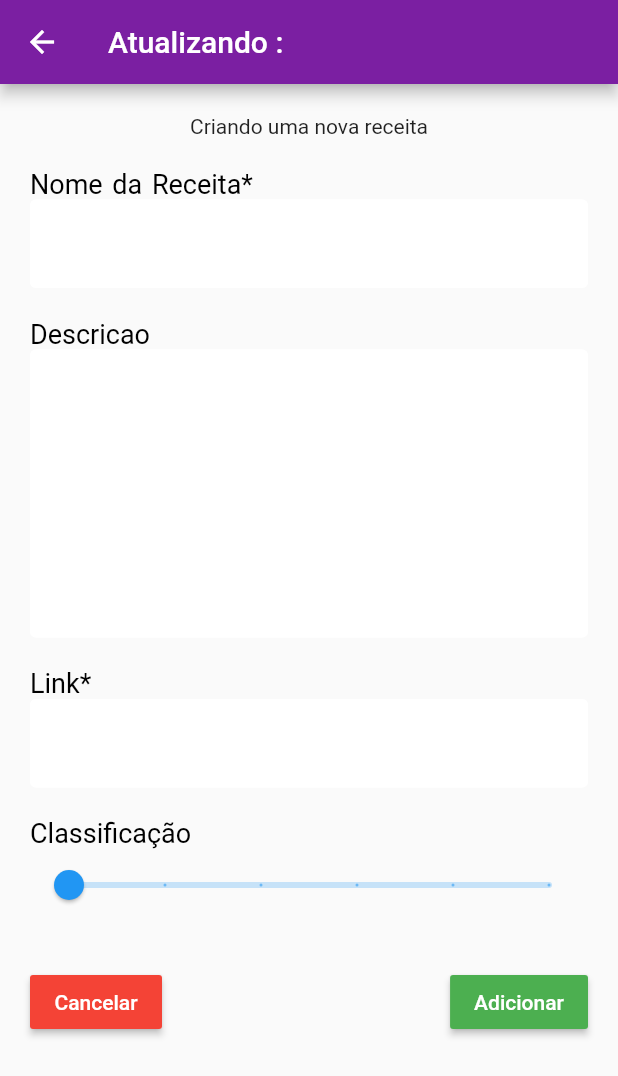
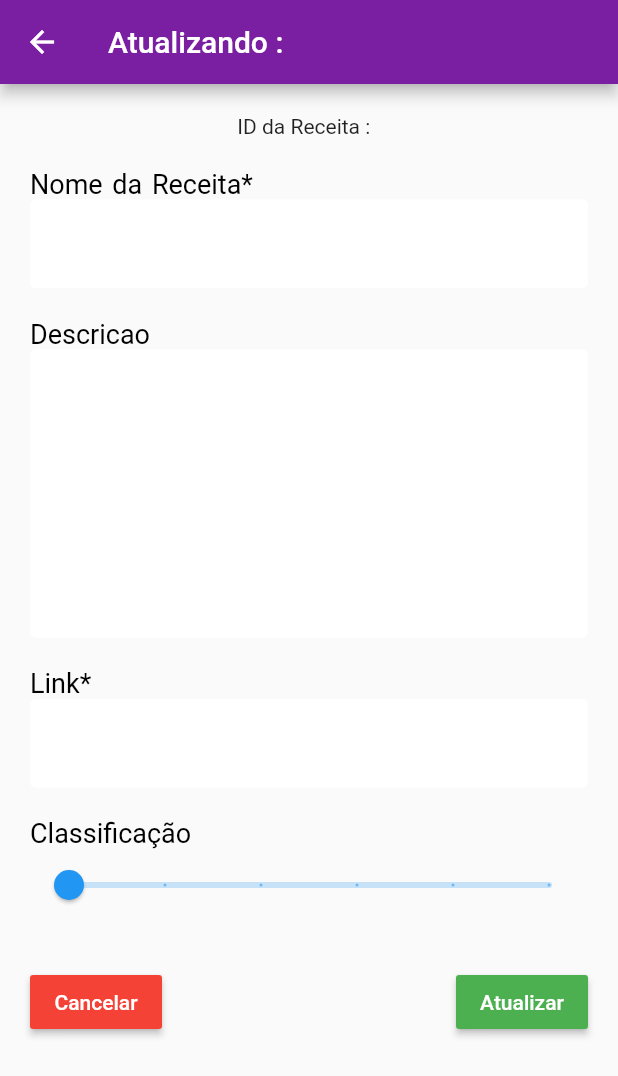
Before and after one commit to j-ew-s/recipes-mobile-app, a Flutter app: the DetailReceipt screen opened by its route, after a tap on the "edit" icon, on a phone screen of 412 x 824 dp. Shown: the top 1076 px of the screen. Run offline on Flutter 3.47's test engine with Material 2 defaults, Android fonts, the phone set to English and light mode, and no system bars; our stand-ins replace flutter_spinkit; network calls fail.

Commit message:
general fixes

```diff
--- a/receipts_app/lib/widgets/form-receipt.dart
+++ b/receipts_app/lib/widgets/form-receipt.dart
@@ -17,13 +17,14 @@ class _FormReceiptState extends State<FormReceipt> {
   _FormReceiptState({this.receipt});
 
   final _formKey = GlobalKey<FormState>();
-  String _id;
-  String _name;
-  String _description;
-  String _link;
-  int _rate;
-  List<String> tags;
+  String _id = '';
+  String _name = '';
+  String _description = '';
+  String _link = ' ';
+  int _rate = 1;
+  List<String> _tags = List<String>();
   Widget message;
+  Widget cancelButton;
   String buttonsText = 'Atualizar';
 
   ReceiptService receiptService = ReceiptService();
@@ -31,8 +32,7 @@ class _FormReceiptState extends State<FormReceipt> {
   @override
   Widget build(BuildContext context) {
 
-
-    if(receipt.id.isNotEmpty){
+    if(receipt.id != null){
       message = Text('ID da Receita :  ${receipt.id}');
     }else{
       message = Text('Criando uma nova receita');
@@ -40,6 +40,28 @@ class _FormReceiptState extends State<FormReceipt> {
         buttonsText = 'Adicionar';
       });
 
+    }
+
+    if(receipt.id != null){
+      cancelButton =  RaisedButton(
+        color: Colors.red,
+        child: Text(
+          'Cancelar',
+          style: TextStyle(color: Colors.white),
+        ),
+        onPressed: () async{
+          print('cancel');
+          if(_formKey.currentState.validate()){
+            Navigator.pop(context);
+          }
+        },
+      );
+    }
+    else{
+
+      cancelButton = Container(
+        child: Text(''),
+      );
     }
 
     return LayoutBuilder(
@@ -74,7 +96,7 @@ class _FormReceiptState extends State<FormReceipt> {
                         ),
                         TextFormField(
                           decoration: textInputDecoration,
-                          initialValue: receipt.name,
+                          initialValue: receipt.name ?? '',
                           validator : (val) => val.isEmpty ? 'Nome da receita é obrigatório!' : null,
                           onChanged : (val) => setState(() => _name = val),
                         ),
@@ -150,18 +172,7 @@ class _FormReceiptState extends State<FormReceipt> {
                             mainAxisAlignment: MainAxisAlignment.spaceBetween,
                             children:[
 
-                              RaisedButton(
-                                color: Colors.red,
-                                child: Text(
-                                  'Cancelar',
-                                  style: TextStyle(color: Colors.white),
-                                ),
-                                onPressed: () async{
-                                  if(_formKey.currentState.validate()){
-                                      Navigator.pop(context);
-                                  }
-                                },
-                              ),
+                              cancelButton,
 
                               SizedBox(width: 30,),
 
@@ -179,12 +190,13 @@ class _FormReceiptState extends State<FormReceipt> {
                                   receipt.description = _description ?? receipt.description;
                                   receipt.link = _link ?? receipt.link;
                                   receipt.rate = _rate ?? receipt.rate;
-                                  receipt.tags = receipt.tags;
+                                  receipt.tags = _tags ?? receipt.tags;
+
 
                                   bool result = await receiptService.createOrUpdate(receipt);
 
                                   if(result) {
-                                    print('PUSH REPLACEMENTE');
+
                                     Navigator.pushNamedAndRemoveUntil(
                                         context, '/', (r) => false);
                                   }
```
Also changed, not shown: receipts_app/lib/models/receipt-model.dart (+13 -1 lines), receipts_app/lib/screens/create-receipt.dart (+15 -53 lines), receipts_app/lib/screens/home.dart (+5 -2 lines), receipts_app/lib/services/receipt-service.dart (+9 -15 lines), receipts_app/lib/widgets/receipt-boxed-card.dart (+6 -2 lines).
